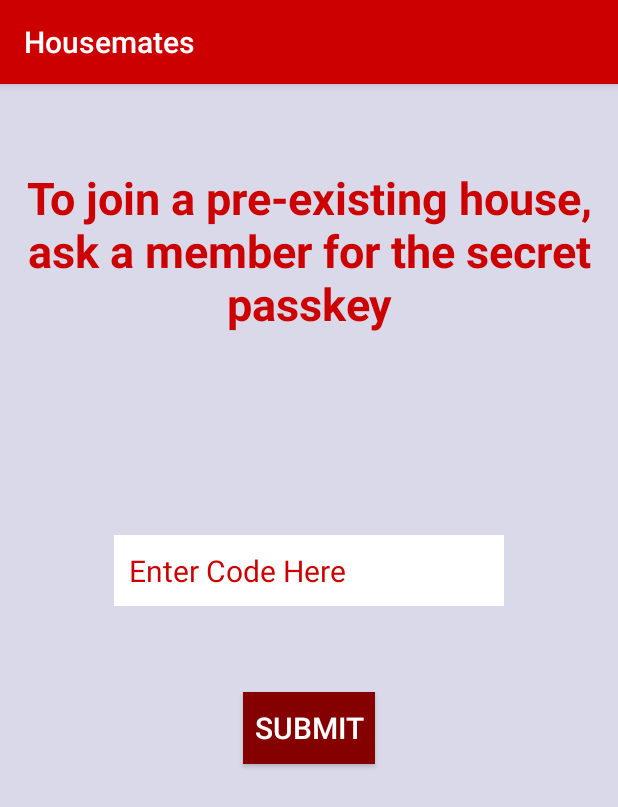
After one commit to JKonTiki/Housemates, an Android app: the UseCodeActivity screen opened directly, with no data from a screen before it, on a phone screen of 412 x 824 dp. The commit adds this screen. Shown: the top 807 px of the screen. Run offline under Robolectric (Android 15) with nearby library versions, the phone set to English and light mode, and no system bars.

Commit message:
setup useCodeActivity frontend

```diff
--- a/app/src/main/java/com/jeremyfryd/housemates/ui/NewHouseActivity.java
+++ b/app/src/main/java/com/jeremyfryd/housemates/ui/NewHouseActivity.java
@@ -73,10 +73,8 @@ public class NewHouseActivity extends AppCompatActivity implements
             findLocation();
         } else if (v == mCreateHouseButton) {
             String houseName = mHouseName.getText().toString();
-            Log.d("housename", "test");
             if ((mLatitude != null && mLongitude != null) && houseName.length() > 0){
                 FirebaseUser user = FirebaseAuth.getInstance().getCurrentUser();
-                Log.d("successAuthZone", user.getDisplayName());
 
                 DatabaseReference houseRef = FirebaseDatabase
                         .getInstance()
--- /dev/null
+++ b/app/src/main/java/com/jeremyfryd/housemates/ui/UseCodeActivity.java
@@ -0,0 +1,15 @@
+package com.jeremyfryd.housemates.ui;
+
+import android.support.v7.app.AppCompatActivity;
+import android.os.Bundle;
+
+import com.jeremyfryd.housemates.R;
+
+public class UseCodeActivity extends AppCompatActivity {
+
+    @Override
+    protected void onCreate(Bundle savedInstanceState) {
+        super.onCreate(savedInstanceState);
+        setContentView(R.layout.activity_use_code);
+    }
+}
--- /dev/null
+++ b/app/src/main/res/layout/activity_use_code.xml
@@ -0,0 +1,55 @@
+<?xml version="1.0" encoding="utf-8"?>
+<RelativeLayout xmlns:android="http://schemas.android.com/apk/res/android"
+    xmlns:tools="http://schemas.android.com/tools"
+    android:id="@+id/activity_use_code"
+    android:layout_width="match_parent"
+    android:layout_height="match_parent"
+    android:background="@color/colorAccent"
+    android:paddingBottom="@dimen/activity_vertical_margin"
+    android:paddingLeft="@dimen/activity_horizontal_margin"
+    android:paddingRight="@dimen/activity_horizontal_margin"
+    android:paddingTop="@dimen/activity_vertical_margin"
+    tools:context="com.jeremyfryd.housemates.ui.UseCodeActivity">
+
+    <TextView
+        android:layout_width="wrap_content"
+        android:layout_height="wrap_content"
+        android:textAlignment="center"
+        android:text="To join a pre-existing house, ask a member for the secret passkey"
+        android:textColor="@color/colorPrimary"
+        android:textSize="30dp"
+        android:textStyle="bold"
+        android:id="@+id/joinHouseHeader"
+        android:layout_marginTop="39dp"
+        android:layout_alignParentTop="true"
+        android:layout_alignParentStart="true" />
+
+    <EditText
+        android:layout_width="260dp"
+        android:layout_height="wrap_content"
+        android:background="@android:color/white"
+        android:hint="Enter Code Here"
+        android:padding="10dp"
+        android:inputType="text"
+        android:textColor="@android:color/black"
+        android:textColorHint="@color/colorPrimary"
+        android:textSize="20sp"
+        android:id="@+id/editText"
+        android:layout_marginTop="134dp"
+        android:layout_below="@+id/joinHouseHeader"
+        android:layout_centerHorizontal="true" />
+
+    <Button
+        android:text="Submit"
+        android:layout_width="wrap_content"
+        android:layout_height="wrap_content"
+        android:textColor="@android:color/white"
+        android:background="@color/colorPrimaryDark"
+        android:padding="5dp"
+        android:textSize="20sp"
+        android:id="@+id/button2"
+        android:layout_marginTop="57dp"
+        android:layout_below="@+id/editText"
+        android:layout_centerHorizontal="true" />
+
+</RelativeLayout>
```
Also changed, not shown: app/src/main/AndroidManifest.xml (+14 -7 lines), app/src/main/java/com/jeremyfryd/housemates/ui/MainActivity.java (+13 -3 lines), app/src/main/res/layout/activity_main.xml (+31 -5 lines), app/src/main/res/drawable/arrow.png (added), app/src/main/res/drawable/house_icon.png (added), app/src/main/res/mipmap-hdpi/ic_forward_white_48dp.png (added), app/src/main/res/mipmap-mdpi/ic_forward_white_48dp.png (added).
